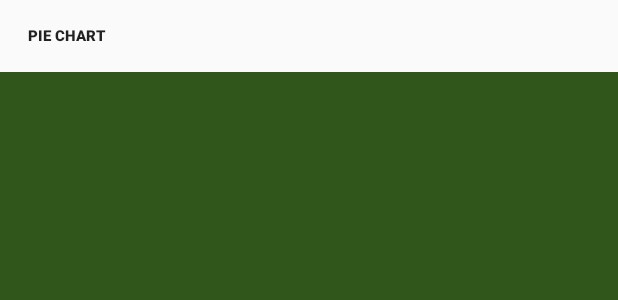
After one commit to shanerbo/Carbon-Tracker, an Android app: the layout activity_display_carbon_footprint.xml on its own in the app's theme, with its tools: preview values and no code run, on a phone screen of 412 x 824 dp. The commit adds this screen. Shown: the top 300 px of the screen. Run offline under Robolectric (Android 15) with nearby library versions, the phone set to English and light mode, and no system bars.

Commit message:
added DisplayCarbonfootprint class that will display a table with the information needed

```diff
--- a/app/build.gradle
+++ b/app/build.gradle
@@ -27,3 +27,9 @@ dependencies {
     compile 'com.android.support:appcompat-v7:25.1.0'
     testCompile 'junit:junit:4.12'
 }
+dependencies {
+    compile 'com.android.support.constraint:constraint-layout:+'
+}
+dependencies {
+    compile 'com.github.PhilJay:MPAndroidChart:v3.0.1'
+}
--- a/app/src/main/AndroidManifest.xml
+++ b/app/src/main/AndroidManifest.xml
@@ -15,6 +15,7 @@
                 <category android:name="android.intent.category.LAUNCHER" />
             </intent-filter>
         </activity>
+        <activity android:name=".DisplayCarbonFootprint"></activity>
     </application>
 
 </manifest>
--- /dev/null
+++ b/app/src/main/res/layout/activity_display_carbon_footprint.xml
@@ -0,0 +1,51 @@
+<?xml version="1.0" encoding="utf-8"?>
+<android.support.constraint.ConstraintLayout xmlns:android="http://schemas.android.com/apk/res/android"
+    xmlns:app="http://schemas.android.com/apk/res-auto"
+    xmlns:tools="http://schemas.android.com/tools"
+    android:layout_width="match_parent"
+    android:layout_height="match_parent"
+    tools:context="com.example.olive.carbon_tracker.DisplayCarbonFootprint">
+    <ScrollView
+        android:id="@+id/scrollView"
+        android:layout_width="fill_parent"
+        android:layout_height="fill_parent"
+        android:background="#31561C"
+        android:layout_marginTop="48dp"
+        android:layout_alignTop="@+id/btn_PieChart"
+        android:layout_alignParentLeft="true"
+        android:layout_alignParentStart="true">
+
+        <HorizontalScrollView
+            android:id="@+id/horizontalscroll"
+            android:layout_width="fill_parent"
+            android:layout_height="fill_parent" >
+
+            <RelativeLayout
+                android:id="@+id/RelativeLayout1"
+                android:layout_width="fill_parent"
+                android:layout_height="fill_parent"
+                android:orientation="vertical" >
+
+                <TableLayout
+                    android:id="@+id/tableCarbonFootprint"
+                    android:layout_width="fill_parent"
+                    android:layout_height="fill_parent"
+                    >
+                </TableLayout>
+
+            </RelativeLayout>
+        </HorizontalScrollView>
+    </ScrollView>
+
+    <Button
+        android:text="@string/pie_chart"
+        android:layout_width="wrap_content"
+        android:layout_height="wrap_content"
+        android:id="@+id/btn_PieChart"
+        style="@style/Widget.AppCompat.Button.Borderless"
+        android:textStyle="normal|bold"
+        android:layout_weight="1"
+        android:textSize="10sp"
+        android:layout_alignParentTop="true"
+        />
+</android.support.constraint.ConstraintLayout>
--- a/app/src/main/res/values/strings.xml
+++ b/app/src/main/res/values/strings.xml
@@ -1,3 +1,4 @@
 <resources>
     <string name="app_name">Carbon_Tracker</string>
+    <string name="pie_chart">Pie Chart</string>
 </resources>
--- a/build.gradle
+++ b/build.gradle
@@ -21,3 +21,8 @@ allprojects {
 task clean(type: Delete) {
     delete rootProject.buildDir
 }
+allprojects {
+    repositories {
+        maven { url "https://jitpack.io" }
+    }
+}
```
Also changed, not shown: app/src/main/java/com/example/olive/carbon_tracker/DisplayCarbonFootprint.java (added, +102 -0 lines).
